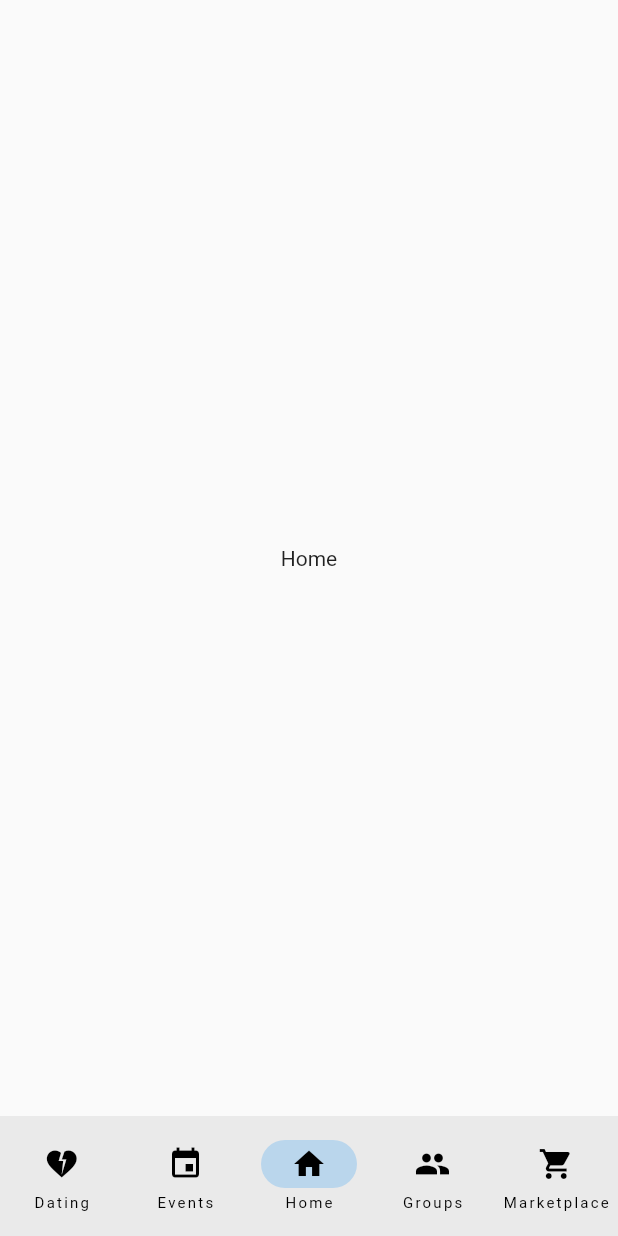
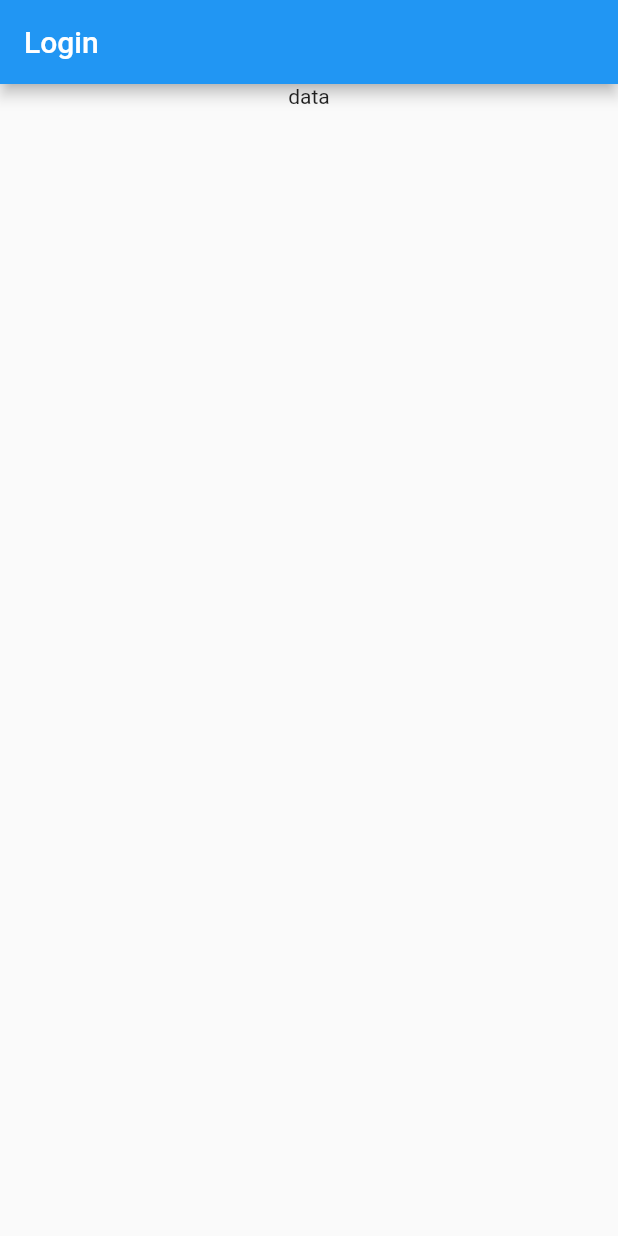
Before and after one commit to DanielBenAvi/EventsMiniapp, a Flutter app: the screen it shows after launch, on a phone screen of 412 x 824 dp. Run offline on Flutter 3.47's test engine with Material 2 defaults, Android fonts, the light colour scheme and no system bars.

```diff
--- a/lib/main.dart
+++ b/lib/main.dart
@@ -1,10 +1,12 @@
 import 'package:flutter/material.dart';
 import 'package:social_hive_client/screens/app_drawer.dart';
+import 'package:social_hive_client/screens/login/login.dart';
 
 void main() => runApp(MaterialApp(
-  initialRoute: '/',
+  initialRoute: '/login',
   routes: {
-    '/': (context) => AppDrawer(),
+    '/login': (context) => const Login(),
+    '/AppDrawer': (context) => const AppDrawer(),
 
   },
 ));
--- a/lib/screens/app_drawer.dart
+++ b/lib/screens/app_drawer.dart
@@ -19,6 +19,9 @@ class _AppDrawerState extends State<AppDrawer> {
   @override
   Widget build(BuildContext context) {
     return Scaffold(
+      appBar: AppBar(
+        title: const Text('Social Hive'),
+      ),
       bottomNavigationBar: NavigationBar(
         onDestinationSelected: (int index) {
           setState(() {
--- /dev/null
+++ b/lib/screens/login/login.dart
@@ -0,0 +1,27 @@
+import 'package:flutter/material.dart';
+
+class Login extends StatefulWidget {
+  const Login({Key? key}) : super(key: key);
+
+  @override
+  State<Login> createState() => _LoginState();
+}
+
+class _LoginState extends State<Login> {
+  @override
+  Widget build(BuildContext context) {
+    return Scaffold(
+      appBar: AppBar(
+        title: const Text('Login'),
+      ),
+      body: Container(
+        alignment: Alignment.center,
+        child: Column(
+          children:const [
+            Text('data'),
+          ]
+        ),
+      ),
+    );
+  }
+}
```
